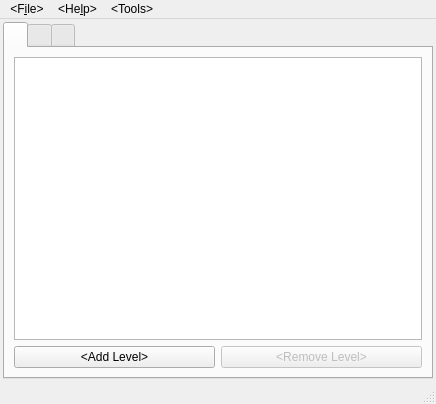
Old version of the form mainwindow.ui in the repository ExplosBlue/CoinKiller.
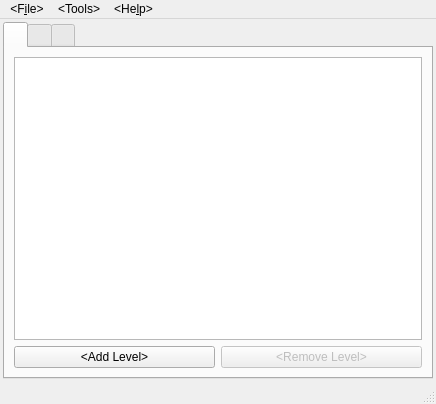
New version of the form.

The edit to the form file:
```diff
--- a/mainwindow.ui
+++ b/mainwindow.ui
@@ -195,7 +195,7 @@
      <x>0</x>
      <y>0</y>
      <width>436</width>
-     <height>21</height>
+     <height>22</height>
     </rect>
    </property>
    <widget class="QMenu" name="menuFile">
@@ -217,8 +217,8 @@
     <addaction name="actionSarcExplorer"/>
    </widget>
    <addaction name="menuFile"/>
-   <addaction name="menuHelp"/>
    <addaction name="menuTools"/>
+   <addaction name="menuHelp"/>
   </widget>
   <widget class="QStatusBar" name="statusBar"/>
   <action name="actionLoadUnpackedROMFS">
```
Left out of the diff: 20 changed lines with no effect on the pictures.
